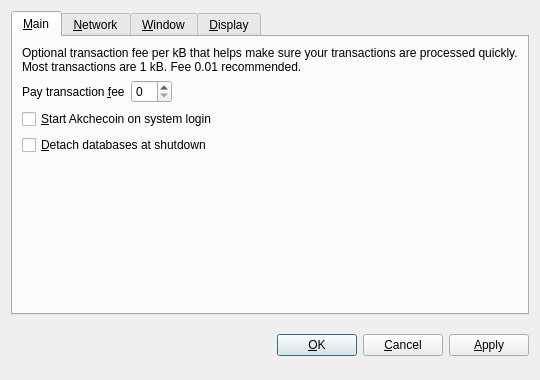
The window that src/qt/forms/optionsdialog.ui (akchecoin/Turko) describes before a commit, drawn with Qt 5.
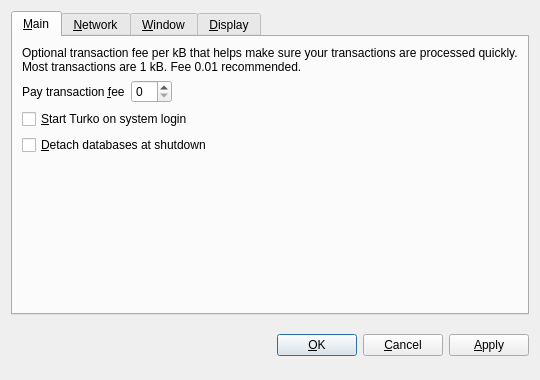
The same window after the commit. The open tabs and pages were chosen to show the change. Custom widgets are drawn as their Qt base class.

Commit message: renamed into turko

```diff
--- a/src/qt/forms/optionsdialog.ui
+++ b/src/qt/forms/optionsdialog.ui
@@ -82,7 +82,7 @@
           <string>Automatically start Akchecoin after logging in to the system.</string>
          </property>
          <property name="text">
-          <string>&amp;Start Akchecoin on system login</string>
+          <string>&amp;Start Turko on system login</string>
          </property>
         </widget>
        </item>
```
Left out of the diff: 10 changed lines with no effect on the pictures. The commit also changes 83 other files.
